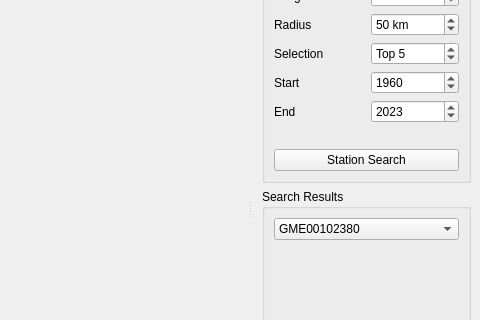
Above: GHCN_Gui/mainwindow.ui from yatcui/GHCN_Qt before the change; both pictures show x 720 to 1200 and y 102 to 422 of the 1200 by 643 pixel window. Below: the same form after it.
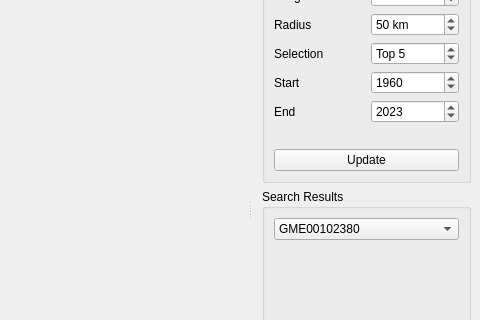
That is the form after the change. Custom widgets are drawn as their Qt base class.

Commit message: NEW: GUI integration for all graphs.

The edit to the form file:
```diff
--- a/GHCN_Gui/mainwindow.ui
+++ b/GHCN_Gui/mainwindow.ui
@@ -223,7 +223,7 @@
         <item row="7" column="0" colspan="3">
          <widget class="QPushButton" name="btn_startsearch">
           <property name="text">
-           <string>Station Search</string>
+           <string>Update</string>
           </property>
          </widget>
         </item>
```
Left out of the diff: 8 changed lines with no effect on the pictures. The commit also changes 3 other files.
